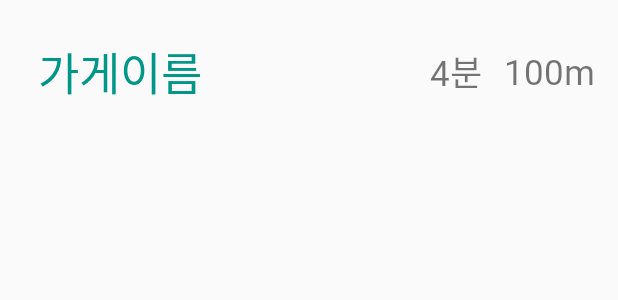
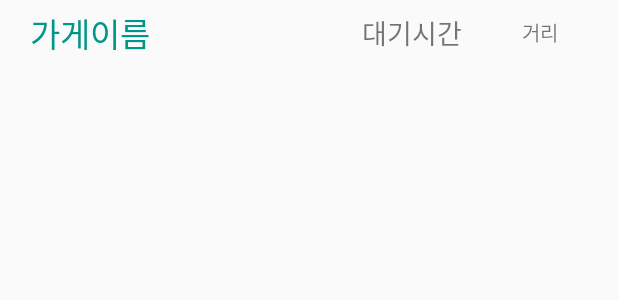
Before and after one commit to movengers/lunch-waiting, an Android app: the layout list_home_rest_item.xml on its own in the app's theme, with its tools: preview values and no code run, on a phone screen of 412 x 824 dp. Shown: the top 300 px of the screen. Run offline under Robolectric (Android 15) with nearby library versions, the phone set to English and light mode, and no system bars.

Commit message:
Adjust the Size of the List View Item
Adjust the size of the list view item

```diff
--- a/Android/GCRestaurant/app/src/main/res/layout/list_home_rest_item.xml
+++ b/Android/GCRestaurant/app/src/main/res/layout/list_home_rest_item.xml
@@ -12,17 +12,20 @@
             android:text="가게이름"
             android:textColor="#009688"
             android:fontFamily="@font/hannah"
-            android:textSize="30dp"
-            android:layout_margin="25dp"/>
+            android:textSize="22dp"
+            android:layout_marginTop="5dp"
+            android:layout_marginBottom="5dp"
+            android:layout_marginLeft="20dp"/>
 
         <TextView
             android:id="@+id/list_home_rest_time"
             android:layout_width="wrap_content"
             android:layout_height="wrap_content"
-            android:text="4분"
+            android:text="대기시간"
             android:fontFamily="@font/hannah"
-            android:textSize="23dp"
+            android:textSize="18dp"
             android:layout_gravity="center"
+            android:gravity="center"
             />
 
         <TextView
@@ -31,9 +34,9 @@
             android:layout_height="wrap_content"
             android:layout_gravity="center"
             android:fontFamily="@font/hannah"
-            android:text="100m"
-            android:layout_marginRight="30dp"
-            android:textSize="23dp" />
+            android:text="거리"
+            android:layout_marginRight="80dp"
+            android:textSize="13dp" />
     </TableRow>
 
 </TableLayout>
```
Also changed, not shown: Android/GCRestaurant/app/src/main/java/com/gachon/gcrestaurant/Menu_HomeFragment.java (+7 -21 lines), Android/GCRestaurant/app/src/main/res/layout/fragment_menu_home.xml (+7 -6 lines).
